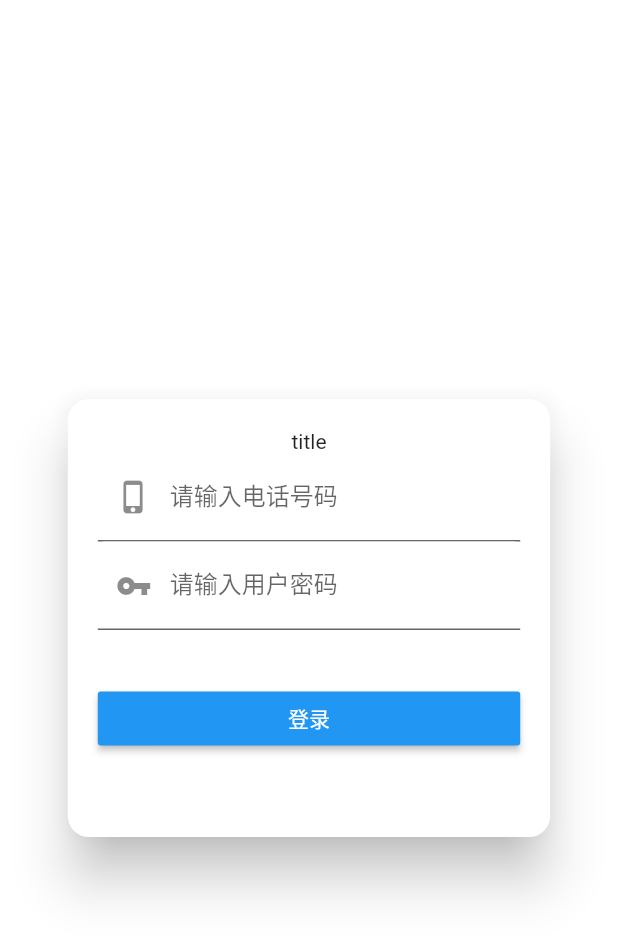
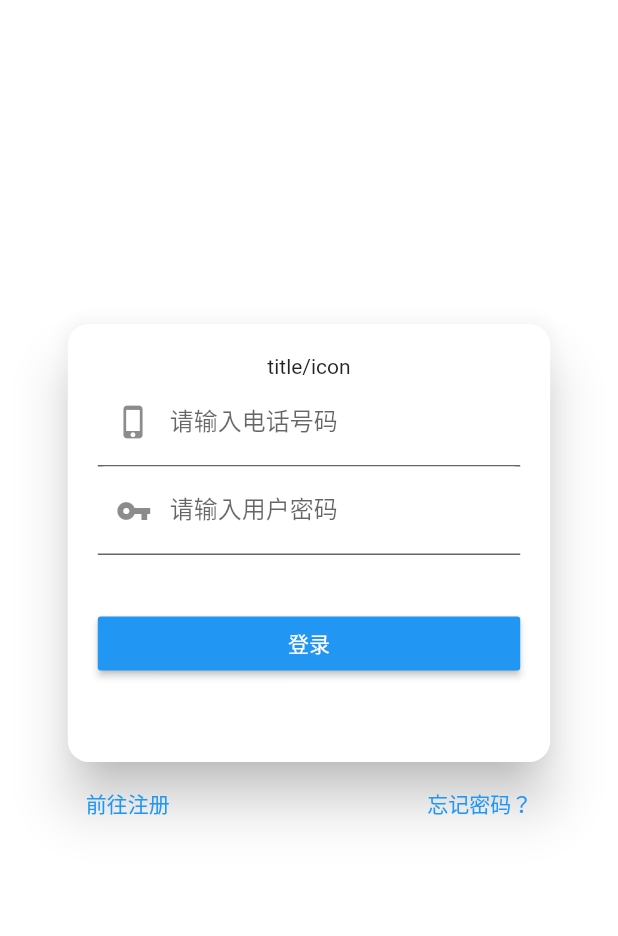
Before and after one commit to lixingqiao01/flutter_demo, a Flutter app: the screen it shows after launch, on a phone screen of 412 x 824 dp. Shown: the top 936 px of the screen. Run offline on Flutter 3.47's test engine with Material 2 defaults, Android fonts, the phone set to English and light mode, and no system bars; our stand-ins replace dio, shared_preferences.

Commit message:
modify Login.dart. add forgetButton and regist button

```diff
--- a/lib/main.dart
+++ b/lib/main.dart
@@ -5,7 +5,11 @@ import 'tabBarController.dart';
 import 'page/home.dart';
 import 'page/Login.dart';
 
-void main() => runApp(MyApp());
+//void main() => runApp(MyApp());
+
+void main() {
+  return runApp(MyApp());
+}
 
 class MyApp extends StatelessWidget {
   // This widget is the root of your application.
--- a/lib/page/Login.dart
+++ b/lib/page/Login.dart
@@ -1,6 +1,8 @@
 import 'package:flutter/material.dart';
 import 'package:dio/dio.dart';
+import 'package:flutter_demo/main.dart';
 import 'package:shared_preferences/shared_preferences.dart';
+import 'package:flutter_demo/tabBarController.dart';
 
 class Login extends StatefulWidget {
   @override
@@ -40,9 +42,14 @@ class LoginState extends State<Login> {
 //      constraints: BoxConstraints(minHeight: 0.0),
         child: Center(
           child: SizedBox(
-              height: 300,
+              height: 400,
               child: FractionallySizedBox(
                 widthFactor: 0.8,
+                child:Column(
+                  children: <Widget>[
+                    SizedBox(
+                      width: double.infinity,
+                      height: 300,
                       child: Card(
                           elevation: 15.0,
                           shape: const RoundedRectangleBorder(
@@ -51,7 +58,7 @@ class LoginState extends State<Login> {
                             padding: EdgeInsets.all(20),
                             child: Column(
                               children: <Widget>[
-                          Text("title"),
+                                Text("title/icon"),
                                 TextField(
                                   decoration: InputDecoration(
                                       fillColor: Colors.white,
@@ -59,7 +66,7 @@ class LoginState extends State<Login> {
                                       labelText: "请输入电话号码",
                                       prefixIcon: Icon(Icons.phone_iphone),
 //                        helperText: "aaaaaa"
-                                errorText: _error
+//                                      errorText: _error
                                   ),
                                   onChanged: (text) {
                                     print(text);
@@ -91,7 +98,10 @@ class LoginState extends State<Login> {
                                         onPressed: () {
                                           print("点击了登录");
                                           FocusScope.of(context).requestFocus(FocusNode());
-                                    _loginWithDio();
+                                          _loginWithDio().then((response){
+                                            print(response);
+                                          });
+//                                          runApp(MyApp());
                                           setState(() {
                                             _error = "用户名错误";
                                           });
@@ -104,6 +114,28 @@ class LoginState extends State<Login> {
                             ),
                           )
                       ),
+                    ),
+                    Row(
+                      mainAxisAlignment: MainAxisAlignment.spaceBetween,
+                      children: <Widget>[
+                        FlatButton(
+                          child: Text("前往注册"),
+                          textColor: Colors.blue,
+                          onPressed: (){
+
+                          },
+                        ),
+                        FlatButton(
+                          child: Text("忘记密码？"),
+                          textColor: Colors.blue,
+                          onPressed: (){
+
+                          },
+                        )
+                      ],
+                    )
+                  ],
+                )
               )
           ),
         ),
@@ -118,7 +150,8 @@ class LoginState extends State<Login> {
     try {
       response = await dio.post("http://120.79.128.40:8080/gift/api/login",
           data: {"username": _username, "password": _password});
-      print(response);
+//      print(response);
+      return response;
     } on DioError catch (e) {
       print(e);
     }
```
Also changed, not shown: 1 other file. Lines whose indentation alone changed are shown as unchanged.
